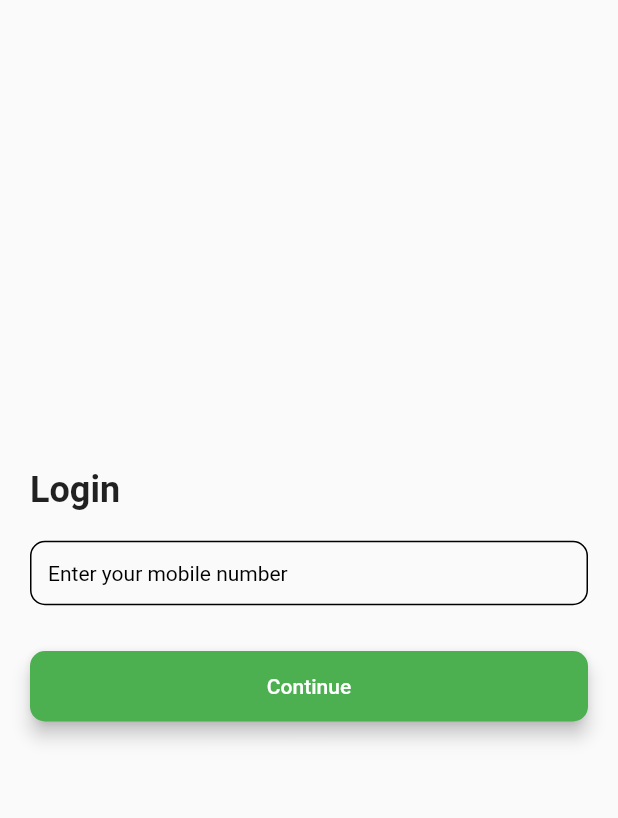
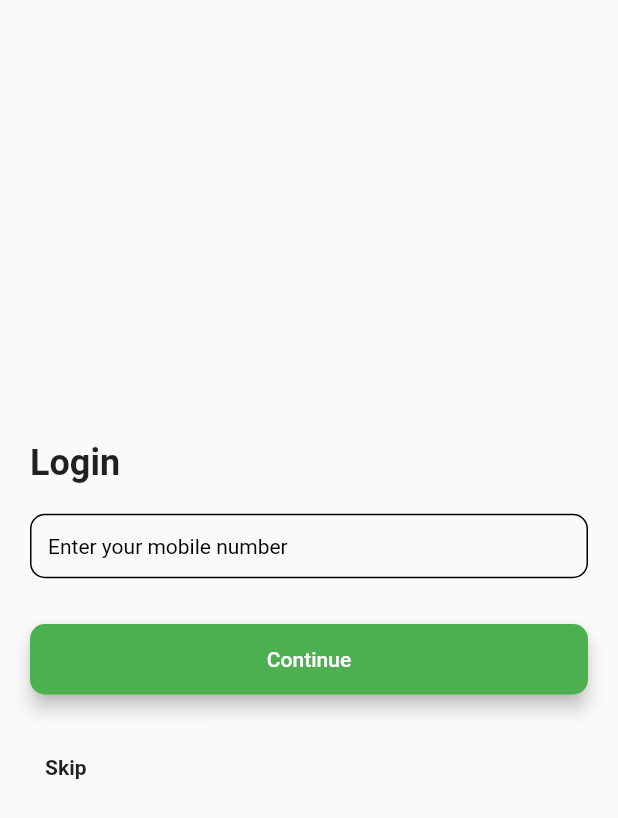
Before and after one commit to swathirandillath/grab_it, a Flutter app: the screen it shows after launch, after a tap on "Google", on a phone screen of 412 x 824 dp. Shown: the top 818 px of the screen. Run offline on Flutter 3.47's test engine with Material 2 defaults, Android fonts, the phone set to English and light mode, and no system bars; our stand-ins replace badges, firebase_auth, firebase_core, pin_code_fields, stacked; missing offline and left inert: dart:ffi, firebase_app_check; accounts and stored records are empty; network calls fail.

Commit message:
firebase login

```diff
--- a/lib/main.dart
+++ b/lib/main.dart
@@ -7,18 +7,19 @@ import 'package:grab_it/screens/utils/globals.dart' as globals;
 Future<void> main() async {
   globals.orderPlaced = false;
   WidgetsFlutterBinding.ensureInitialized();
-
   await Firebase.initializeApp();
 
-  await FirebaseAppCheck.instance.activate(
-    webRecaptchaSiteKey: 'recaptcha-v3-site-key',
-    // Default provider for Android is the Play Integrity provider. You can use the "AndroidProvider" enum to choose
-    // your preferred provider. Choose from:
-    // 1. debug provider
-    // 2. safety net provider
-    // 3. play integrity provider
-    androidProvider: AndroidProvider.debug,
-  );
+  // await Firebase.initializeApp();
+  //
+  // await FirebaseAppCheck.instance.activate(
+  //   webRecaptchaSiteKey: 'recaptcha-v3-site-key',
+  //   // Default provider for Android is the Play Integrity provider. You can use the "AndroidProvider" enum to choose
+  //   // your preferred provider. Choose from:
+  //   // 1. debug provider
+  //   // 2. safety net provider
+  //   // 3. play integrity provider
+  //   androidProvider: AndroidProvider.debug,
+  // );
   runApp(const MyApp());
 }
 
--- a/lib/screens/login/login_view.dart
+++ b/lib/screens/login/login_view.dart
@@ -7,6 +7,7 @@ import 'package:pin_code_fields/pin_code_fields.dart';
 // Package imports:
 import 'package:stacked/stacked.dart';
 
+import '../home/home_view.dart';
 import '../utils/shared.dart';
 import 'login_viewmodel.dart';
 
@@ -104,6 +105,21 @@ class LoginView extends StatelessWidget {
                     isBusy: model.busy(model.busyObject),
                   ),
                   SizedBox(height: 30),
+                  InkWell(
+                    onTap: (){
+                      Navigator.of(context).push(MaterialPageRoute(builder: (context) => const HomeView()));
+                    },
+                    child: const Padding(
+                      padding: EdgeInsets.all(10.0),
+                      child: Text(
+                        'Skip',
+                        style: TextStyle(
+                          fontSize: 14,
+                          fontWeight: FontWeight.w600,
+                        ),
+                      ),
+                    ),
+                  ),
                 ],
               ),
             ),
--- a/lib/screens/utils/globals.dart
+++ b/lib/screens/utils/globals.dart
@@ -1,3 +1,5 @@
 library my_prj.globals;
 
 bool orderPlaced = false;
+String userMobile = '';
+String uid = '';
```
Also changed, not shown: lib/screens/home/home_view.dart (+49 -22 lines), lib/screens/login/login_viewmodel.dart (+15 -39 lines), 3 other files.
